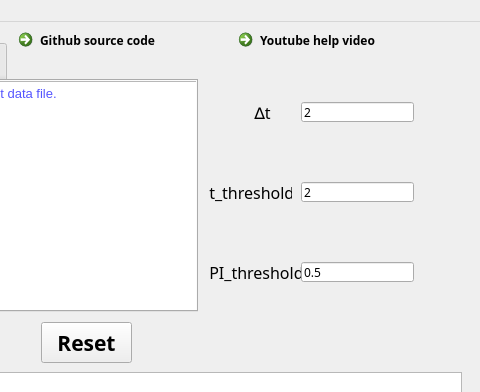
Above: mainwindow.ui from miaomiaoCharles/SPCCP-Miner before the change; both pictures show x 319 to 799 and y 0 to 392 of the 799 by 612 pixel window. Below: the same form after it.
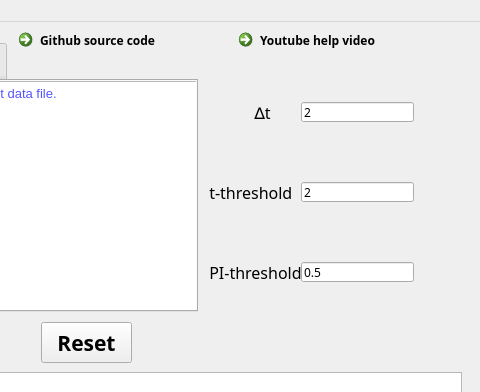
That is the form after the change. Icons and pictures are not drawn.

The edit to the form file:
```diff
--- a/mainwindow.ui
+++ b/mainwindow.ui
@@ -139,7 +139,7 @@
       </font>
      </property>
      <property name="text">
-      <string>  t_threshold</string>
+      <string>  t-threshold</string>
      </property>
     </widget>
     <widget class="QLineEdit" name="t_thresholdlineEdit">
@@ -181,7 +181,7 @@
       </font>
      </property>
      <property name="text">
-      <string>  PI_threshold</string>
+      <string>  PI-threshold</string>
      </property>
     </widget>
     <widget class="QLineEdit" name="pi_thresholdlineEdit">
```
Left out of the diff: 44 changed lines with no effect on the pictures.
